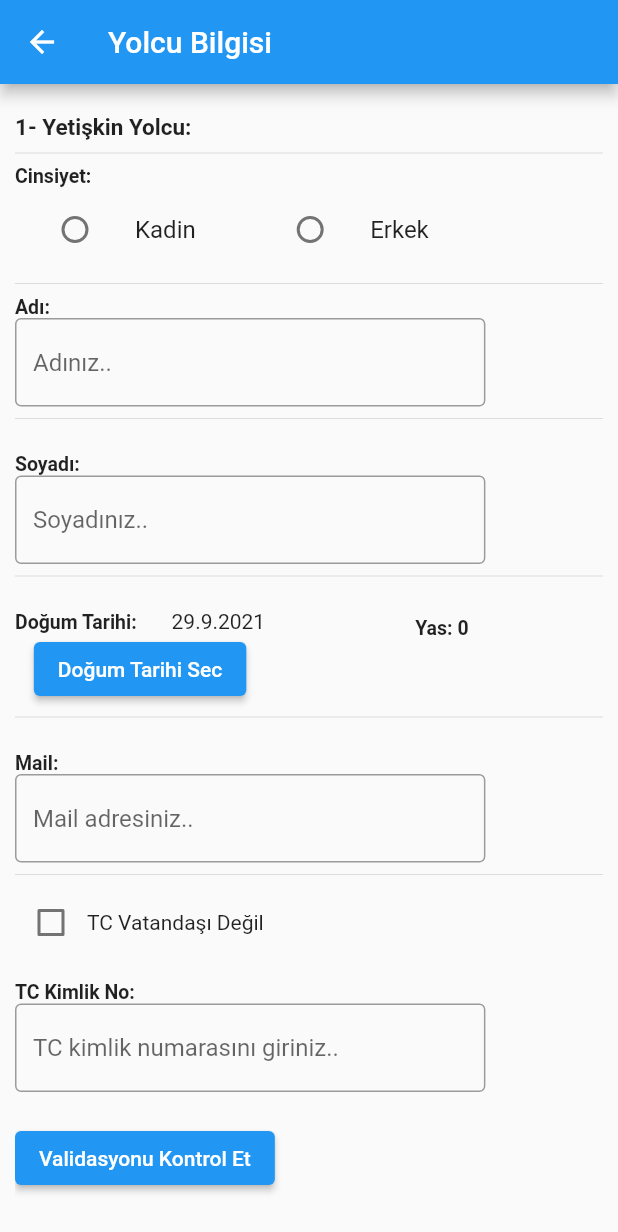
After one commit to Monotits/findflightodev, a Flutter app: the Passengers screen opened directly, on a phone screen of 412 x 824 dp. The commit adds this screen. Shown: the top 1232 px of the screen. Run offline on Flutter 3.47's test engine with Material 2 defaults, Android fonts, the phone set to English and light mode, and no system bars; our stand-ins replace email_validator.

Commit message:
validasyon işlemleri yapıldı.

```diff
--- a/lib/constant/constant.dart
+++ b/lib/constant/constant.dart
@@ -1,6 +1,8 @@
 import 'package:flutter/material.dart';
 
 final title = TextStyle(fontSize: 15, fontWeight: FontWeight.bold);
+
+final titleYolcu = TextStyle(fontSize: 13, fontWeight: FontWeight.bold);
 
 final card1 = TextStyle(fontSize: 8, fontWeight: FontWeight.normal);
 
--- a/lib/main.dart
+++ b/lib/main.dart
@@ -1,4 +1,5 @@
 import 'package:findflight/provider/myproivder.dart';
+import 'package:findflight/provider/validasyon_provider.dart';
 import 'package:findflight/view/home.dart';
 import 'package:flutter/material.dart';
 import 'package:provider/provider.dart';
@@ -12,11 +13,14 @@ class MyApp extends StatelessWidget {
       providers: [
         ChangeNotifierProvider(
           create: (_) => MyProvider(),
+        ),
+        ChangeNotifierProvider(
+          create: (_) => ValidasyonProvider(),
         )
       ],
       child: MaterialApp(
         debugShowCheckedModeBanner: false,
-        title: 'Material App',
+        title: 'FindFlight',
         home: SafeArea(
           child: Scaffold(
             body: Home(),
--- a/lib/provider/myproivder.dart
+++ b/lib/provider/myproivder.dart
@@ -224,7 +224,6 @@ class MyProvider extends ChangeNotifier {
       Ucak flight = Ucak.fromJson(responseJson);
       for (var i = 0; i < flight.offers!.length; i++) {
         fiyatListesi.add(flight.offers![i].price!.total!);
-
         _data.add([
           flight.offers![i].flights![0].marketingAirline!
               .code, // 0- Havayolu Kısaltma İsmi - Gidiş
--- /dev/null
+++ b/lib/provider/validasyon_provider.dart
@@ -0,0 +1,81 @@
+import 'package:flutter/material.dart';
+
+class ValidasyonProvider extends ChangeNotifier {
+  //Cinsiyet Kontrolü => 1 - Kadın, 2- Erkek
+  int _cinsiyet = 0;
+  int get cinsiyet => _cinsiyet;
+  set cinsiyet(int value) {
+    _cinsiyet = value;
+    notifyListeners();
+  }
+
+  //Ad Kontrolü
+  bool _adValidator = false;
+  bool get adValidator => _adValidator;
+  set adValidator(bool value) {
+    _adValidator = value;
+  }
+
+  //Soyad Kontrolü
+  bool _soyadValidator = false;
+  bool get soyadValidator => _soyadValidator;
+  set soyadValidator(bool value) {
+    _soyadValidator = value;
+  }
+
+  //Mail kontrolü
+  bool _mailValidator = false;
+  bool get mailValidator => _mailValidator;
+  set mailValidator(bool value) {
+    _mailValidator = value;
+    notifyListeners();
+  }
+
+  // Tc vatancataşlık Kontrolü
+  bool _tcVatandasi = false;
+  bool get tcVatandasi => _tcVatandasi;
+  set tcVatandasi(bool value) {
+    _tcVatandasi = value;
+    notifyListeners();
+  }
+
+  // Tc kimlik no kontrol
+  bool _tcNo = false;
+  bool get tcNo => _tcNo;
+  set tcNo(bool value) {
+    _tcNo = value;
+    notifyListeners();
+  }
+
+  // Doğum Tarihi
+  var _dogumTarihi = DateTime.now();
+  DateTime get dogumTarihi => _dogumTarihi;
+  set dogumTarihi(DateTime value) {
+    _dogumTarihi = value;
+    notifyListeners();
+  }
+
+  int _yas = 0;
+  int get yas => calculateAge(_dogumTarihi);
+  set yas(int value) {
+    _yas = calculateAge(_dogumTarihi);
+    notifyListeners();
+  }
+
+  calculateAge(DateTime birthDate) {
+    DateTime currentDate = DateTime.now();
+    int age = currentDate.year - birthDate.year;
+    int month1 = currentDate.month;
+    int month2 = birthDate.month;
+    if (month2 > month1) {
+      age--;
+    } else if (month1 == month2) {
+      int day1 = currentDate.day;
+      int day2 = birthDate.day;
+      if (day2 > day1) {
+        age--;
+      }
+    }
+    return age;
+  }
+}
--- a/lib/view/category.dart
+++ b/lib/view/category.dart
@@ -16,6 +16,7 @@ class Category extends StatelessWidget {
   Widget build(BuildContext context) {
     MyProvider myProvider = Provider.of<MyProvider>(context);
     return Scaffold(
+      backgroundColor: Colors.white,
       appBar: AppBar(
         title: Text('Kategori'),
       ),
--- a/lib/view/home.dart
+++ b/lib/view/home.dart
@@ -1,6 +1,7 @@
 import 'package:findflight/view/category.dart';
 import 'package:findflight/constant/constant.dart';
 import 'package:findflight/provider/myproivder.dart';
+import 'package:findflight/view/passenger.dart';
 import 'package:flutter/cupertino.dart';
 import 'package:flutter/material.dart';
 import 'package:provider/provider.dart';
@@ -48,6 +49,7 @@ class _HomeState extends State<Home> {
     data1 = myProvider.dataFiltre;
     return SafeArea(
       child: Scaffold(
+        backgroundColor: Colors.white,
         floatingActionButton: myProvider.data.length != 0
             ? FloatingActionButton.extended(
                 icon: Icon(Icons.ballot_outlined),
@@ -543,7 +545,14 @@ class _HomeState extends State<Home> {
                                                           .dataFiltre[index][5]
                                                           .toString()),
                                                       ElevatedButton(
-                                                          onPressed: () {},
+                                                          onPressed: () {
+                                                            Navigator.of(
+                                                                    context)
+                                                                .push(MaterialPageRoute(
+                                                                    builder:
+                                                                        (context) =>
+                                                                            Passengers()));
+                                                          },
                                                           child: Text(
                                                             'Sec',
                                                           )),
--- /dev/null
+++ b/lib/view/passenger.dart
@@ -0,0 +1,477 @@
+import 'package:findflight/constant/constant.dart';
+import 'package:findflight/provider/validasyon_provider.dart';
+import 'package:flutter/material.dart';
+import 'package:provider/provider.dart';
+import 'package:email_validator/email_validator.dart';
+
+class Passengers extends StatefulWidget {
+  @override
+  _PassengersState createState() => _PassengersState();
+}
+
+class _PassengersState extends State<Passengers> {
+  final GlobalKey<FormState> _formkey = GlobalKey<FormState>();
+  bool cinsiyetKontrol = true;
+  @override
+  Widget build(BuildContext context) {
+    ValidasyonProvider validasyonProvider =
+        Provider.of<ValidasyonProvider>(context);
+    return SafeArea(
+      child: Scaffold(
+        appBar: AppBar(
+          title: Text('Yolcu Bilgisi'),
+        ),
+        body: GestureDetector(
+          onTap: () {
+            setState(() {});
+          },
+          child: Container(
+            child: Padding(
+              padding: const EdgeInsets.all(10.0),
+              child: SingleChildScrollView(
+                child: Column(
+                  children: [
+                    yetiskinYolcu(validasyonProvider, context),
+                  ],
+                ),
+              ),
+            ),
+          ),
+        ),
+      ),
+    );
+  }
+
+  Form yetiskinYolcu(
+      ValidasyonProvider validasyonProvider, BuildContext context) {
+    return Form(
+      autovalidateMode: AutovalidateMode.onUserInteraction,
+      key: _formkey,
+      child: Column(
+        mainAxisAlignment: MainAxisAlignment.start,
+        crossAxisAlignment: CrossAxisAlignment.start,
+        children: [
+          SizedBox(
+            height: 10,
+          ),
+          Column(
+            mainAxisAlignment: MainAxisAlignment.start,
+            crossAxisAlignment: CrossAxisAlignment.start,
+            children: [
+              Text(
+                '1- Yetişkin Yolcu: ',
+                style: title,
+              ),
+              Divider(),
+              Text(
+                'Cinsiyet: ',
+                style: titleYolcu,
+              ),
+              Row(
+                mainAxisAlignment: MainAxisAlignment.start,
+                children: [
+                  Flexible(
+                    flex: 2,
+                    child: ListTile(
+                      title: Text("Kadin"),
+                      leading: Radio(
+                        value: 1,
+                        groupValue: validasyonProvider.cinsiyet,
+                        onChanged: (value) {
+                          setState(() {
+                            cinsiyetKontrol = false;
+                            validasyonProvider.cinsiyet =
+                                int.parse(value.toString());
+                          });
+                        },
+                        activeColor: Colors.blue,
+                      ),
+                    ),
+                  ),
+                  Flexible(
+                    flex: 2,
+                    child: ListTile(
+                      title: Text("Erkek"),
+                      leading: Radio(
+                        value: 2,
+                        groupValue: validasyonProvider.cinsiyet,
+                        onChanged: (value) {
+                          setState(() {
+                            cinsiyetKontrol = false;
+                            validasyonProvider.cinsiyet =
+                                int.parse(value.toString());
+                          });
+                        },
+                        activeColor: Colors.blue,
+                      ),
+                    ),
+                  ),
+                  Flexible(
+                      flex: 1,
+                      child: (validasyonProvider.cinsiyet == 0)
+                          ? Icon(
+                              Icons.warning,
+                              color: cinsiyetKontrol
+                                  ? Colors.transparent
+                                  : Colors.red,
+                            )
+                          : Icon(Icons.check, color: Colors.green))
+                ],
+              )
+            ],
+          ),
+          Divider(),
+          Column(
+            mainAxisAlignment: MainAxisAlignment.start,
+            crossAxisAlignment: CrossAxisAlignment.start,
+            children: [
+              Text(
+                'Adı: ',
+                style: titleYolcu,
+              ),
+              Row(
+                children: [
+                  Flexible(
+                      flex: 4,
+                      child: TextFormField(
+                        validator: (value) {
+                          if (value != null &&
+                              value.isNotEmpty &&
+                              value.length > 1) {
+                            validasyonProvider.adValidator = true;
+                            return null;
+                          } else {
+                            return 'Lütfen adınızı girin..';
+                          }
+                        },
+                        decoration: InputDecoration(
+                          hintText: 'Adınız..',
+                          border: OutlineInputBorder(
+                            borderSide:
+                                BorderSide(color: Colors.grey, width: 1.0),
+                          ),
+                        ),
+                      )),
+                  Flexible(
+                      flex: 1,
+                      child: Icon(Icons.check,
+                          color: validasyonProvider.adValidator == false
+                              ? Colors.transparent
+                              : Colors.green)),
+                ],
+              ),
+            ],
+          ),
+          Divider(),
+          Column(
+            mainAxisAlignment: MainAxisAlignment.start,
+            crossAxisAlignment: CrossAxisAlignment.start,
+            children: [
+              Text(
+                '\nSoyadı: ',
+                style: titleYolcu,
+              ),
+              Row(
+                children: [
+                  Flexible(
+                      flex: 4,
+                      child: TextFormField(
+                        validator: (value) {
+                          if (value != null &&
+                              value.isNotEmpty &&
+                              value.length > 1) {
+                            validasyonProvider.soyadValidator = true;
+                            return null;
+                          } else {
+                            return 'Lütfen soyadınızı girin..';
+                          }
+                        },
+                        decoration: InputDecoration(
+                          hintText: 'Soyadınız..',
+                          border: OutlineInputBorder(
+                            borderSide:
+                                BorderSide(color: Colors.grey, width: 1.0),
+                          ),
+                        ),
+                      )),
+                  Flexible(
+                      flex: 1,
+                      child: Icon(Icons.check,
+                          color: validasyonProvider.soyadValidator == false
+                              ? Colors.transparent
+                              : Colors.green)),
+                ],
+              ),
+            ],
+          ),
+          Divider(),
+          Column(
+            mainAxisAlignment: MainAxisAlignment.start,
+            crossAxisAlignment: CrossAxisAlignment.start,
+            children: [
+              Row(
+                children: [
+                  Column(
+                    children: [
+                      Row(
+                        crossAxisAlignment: CrossAxisAlignment.end,
+                        mainAxisAlignment: MainAxisAlignment.start,
+                        children: [
+                          Text(
+                            '\nDoğum Tarihi: ',
+                            style: titleYolcu,
+                          ),
+                          SizedBox(
+                            width: 20,
+                          ),
+                          Text(
+                            validasyonProvider.dogumTarihi.day.toString() +
+                                '.' +
+                                validasyonProvider.dogumTarihi.month
+                                    .toString() +
+                                '.' +
+                                validasyonProvider.dogumTarihi.year.toString(),
+                          ),
+                        ],
+                      ),
+                      ElevatedButton(
+                          onPressed: () {
+                            showDatePicker(
+                              context: context,
+                              initialDate: DateTime(DateTime.now().year - 12),
+                              firstDate: DateTime(1900),
+                              lastDate: DateTime(DateTime.now().year - 12),
+                              initialDatePickerMode: DatePickerMode.year,
+                            ).then((date) {
+                              if (date != null) {
+                                setState(() {
+                                  validasyonProvider.dogumTarihi = date;
+                                });
+                              }
+                            });
+                          },
+                          child: Text('Doğum Tarihi Sec')),
+                    ],
+                  ),
+                  SizedBox(
+                    width: 100,
+                  ),
+                  Column(
+                    children: [
+                      Text(
+                        'Yas: ' + validasyonProvider.yas.toString(),
+                        style: titleYolcu,
+                      ),
+                      (validasyonProvider.yas == 0)
+                          ? Icon(
+                              Icons.warning,
+                              color: cinsiyetKontrol
+                                  ? Colors.transparent
+                                  : Colors.red,
+                            )
+                          : Icon(Icons.check, color: Colors.green)
+                    ],
+                  ),
+                ],
+              ),
+            ],
+          ),
+          Divider(),
+          Column(
+            mainAxisAlignment: MainAxisAlignment.start,
+            crossAxisAlignment: CrossAxisAlignment.start,
+            children: [
+              Text(
+                '\nMail: ',
+                style: titleYolcu,
+              ),
+              Row(
+                children: [
+                  Flexible(
+                      flex: 4,
+                      child: TextFormField(
+                        validator: (value) {
+                          if (!EmailValidator.validate(value!)) {
+                            return 'Lütfen mail adresinizi kontrol edin..';
+                          } else {
+                            validasyonProvider.mailValidator = true;
+                          }
+                        },
+                        decoration: InputDecoration(
+                          hintText: 'Mail adresiniz..',
+                          border: OutlineInputBorder(
+                            borderSide:
+                                BorderSide(color: Colors.grey, width: 1.0),
+                          ),
+                        ),
+                      )),
+                  Flexible(
+                      flex: 1,
+                      child: Icon(Icons.check,
+                          color: validasyonProvider.mailValidator == false
+                              ? Colors.transparent
+                              : Colors.green)),
+                ],
+              ),
+            ],
+          ),
+          Divider(),
+          Row(
+            children: [
+              Checkbox(
+                  value: validasyonProvider.tcVatandasi,
+                  onChanged: (value) {
+                    setState(() {
+                      validasyonProvider.tcVatandasi = value!;
+                    });
+                  }),
+              GestureDetector(
+                  onTap: () {
+                    setState(() {
+                      validasyonProvider.tcVatandasi =
+                          !validasyonProvider.tcVatandasi;
+                    });
+                  },
+                  child: Text('TC Vatandaşı Değil')),
+            ],
+          ),
+          validasyonProvider.tcVatandasi == false
+              ? Column(
+                  mainAxisAlignment: MainAxisAlignment.start,
+                  crossAxisAlignment: CrossAxisAlignment.start,
+                  children: [
+                    Text(
+                      '\nTC Kimlik No: ',
+                      style: titleYolcu,
+                    ),
+                    Row(
+                      children: [
+                        Flexible(
+                            flex: 4,
+                            child: TextFormField(
+                              validator: (value) {
+                                if (value!.length > 10 && value.length < 12) {
+                                  validasyonProvider.tcNo = true;
+                                  return null;
+                                } else {
+                                  return 'Lütfen TC Kimlik numarasını kontrol edin.';
+                                }
+                              },
+                              decoration: InputDecoration(
+                                hintText: 'TC kimlik numarasını giriniz..',
+                                border: OutlineInputBorder(
+                                  borderSide: BorderSide(
+                                      color: Colors.grey, width: 1.0),
+                                ),
+                              ),
+                            )),
+                        Flexible(
+                            flex: 1,
+                            child: Icon(Icons.check,
+                                color: validasyonProvider.tcNo == false
+                                    ? Colors.transparent
+                                    : Colors.green)),
+                      ],
+                    ),
+                    SizedBox(
+                      height: 20,
+                    )
+                  ],
+                )
+              : Column(
+                  children: [
+                    Column(
+                      mainAxisAlignment: MainAxisAlignment.start,
+                      crossAxisAlignment: CrossAxisAlignment.start,
+                      children: [
+                        Text(
+                          '\nPasaport No: ',
+                          style: titleYolcu,
+                        ),
+                        Row(
+                          children: [
+                            Flexible(flex: 4, child: TextField()),
+                            Flexible(flex: 1, child: Container()),
+                          ],
+                        ),
+                      ],
+                    ),
+                    Divider(),
+                    Column(
+                      mainAxisAlignment: MainAxisAlignment.start,
+                      crossAxisAlignment: CrossAxisAlignment.start,
+                      children: [
+                        Text(
+                          '\nPasaport Vatandaşlık: ',
+                          style: titleYolcu,
+                        ),
+                        Row(
+                          children: [
+                            Flexible(flex: 4, child: TextFormField()),
+                            Flexible(flex: 1, child: Container()),
+                          ],
+                        ),
+                      ],
+                    ),
+                    Divider(),
+                    Column(
+                      mainAxisAlignment: MainAxisAlignment.start,
+                      crossAxisAlignment: CrossAxisAlignment.start,
+                      children: [
+                        Text(
+                          '\nPasaport Geçerlilik Tarihi: ',
+                          style: titleYolcu,
+                        ),
+                        Row(
+                          children: [
+                            Flexible(flex: 4, child: TextFormField()),
+                            Flexible(flex: 1, child: Container()),
+                          ],
+                        ),
+                      ],
+                    )
+                  ],
+                ),
+          ElevatedButton(
+              onPressed: () {
+                setState(() {
+                  if (validasyonProvider.cinsiyet == 0) {
+                    cinsiyetKontrol = false;
+                  }
+                });
+                if (_formkey.currentState?.validate() == true &&
+                    cinsiyetKontrol == false &&
+                    validasyonProvider.yas >= 12) {
+                  showDialog(
+                      context: context,
+                      builder: (_) => AlertDialog(
+                            title: Text(
+                              'Validasyon Kontrolü',
+                              textAlign: TextAlign.center,
+                            ),
+                            content: Row(
+                              crossAxisAlignment: CrossAxisAlignment.center,
+                              mainAxisAlignment: MainAxisAlignment.center,
+                              children: [
+                                Icon(Icons.check_box, color: Colors.green),
+                                SizedBox(
+                                  width: 10,
+                                ),
+                                Text(
+                                  'BAŞARILI',
+                                ),
+                              ],
+                            ),
+                          ));
+                  return;
+                }
+              },
+              child: Text('Validasyonu Kontrol Et')),
+          SizedBox(
+            height: 50,
+          ),
+        ],
+      ),
+    );
+  }
+}
--- a/pubspec.yaml
+++ b/pubspec.yaml
@@ -30,6 +30,7 @@ dependencies:
   cupertino_icons: ^1.0.2
   http: ^0.13.3
   provider: ^6.0.0
+  email_validator: ^2.0.1
 
 dev_dependencies:
   flutter_test:
```
Also changed, not shown: media/10.png (added), media/9.png (added), pubspec.lock, 10 other files.
